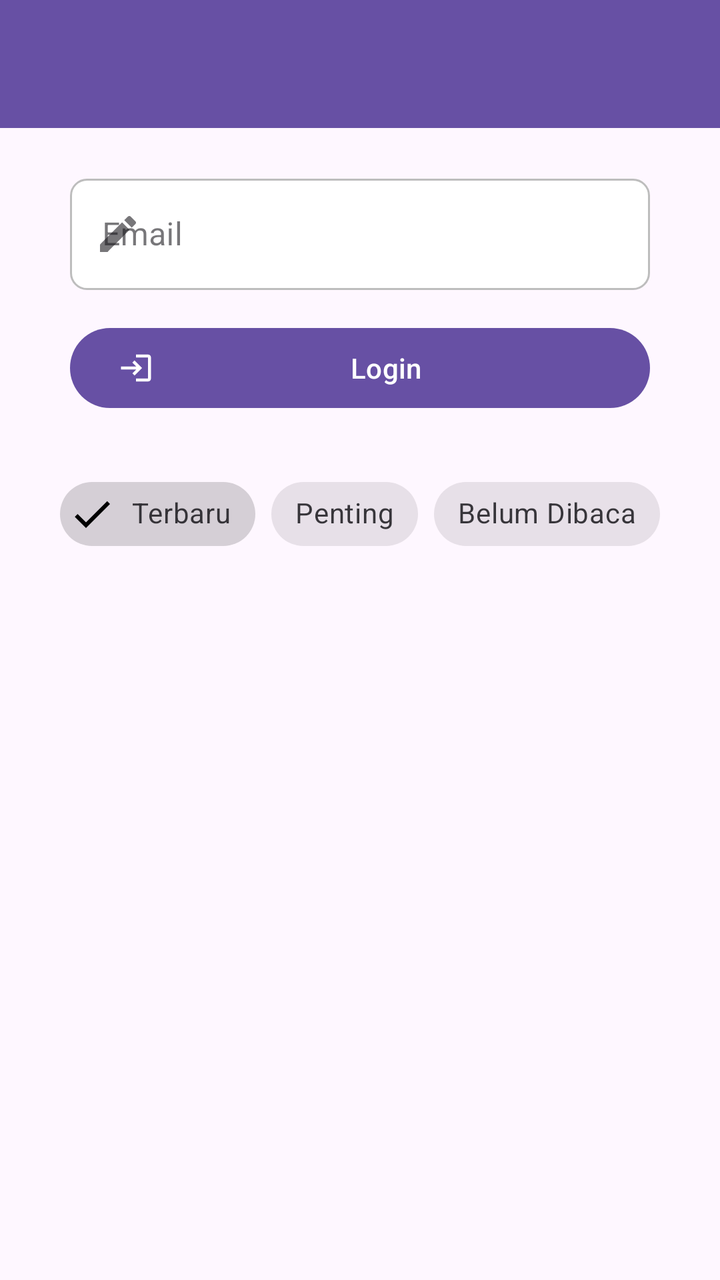
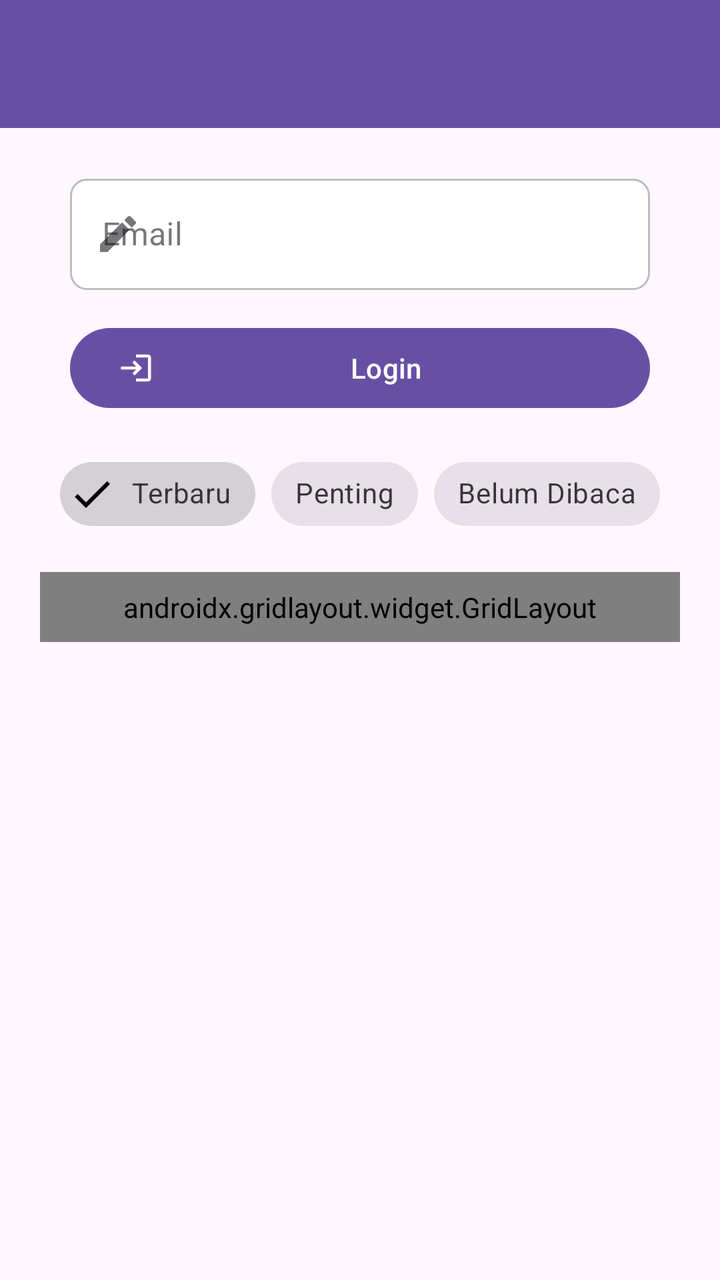

Two renders of the same Android screen: before a commit and after it. Below are the layout's source before the change and the commit's diff.
<!-- AndroidManifest.xml: application theme Theme.Saturnussalsa -->
<!-- res/layout/activity_tenth.xml -->
<?xml version="1.0" encoding="utf-8"?>
<androidx.constraintlayout.widget.ConstraintLayout xmlns:android="http://schemas.android.com/apk/res/android"
    xmlns:app="http://schemas.android.com/apk/res-auto"
    xmlns:tools="http://schemas.android.com/tools"
    android:layout_width="match_parent"
    android:layout_height="match_parent"
    tools:context=".home.pertemuan_10.TenthActivity">

    <androidx.appcompat.widget.Toolbar
        android:id="@+id/toolbar"
        android:layout_width="match_parent"
        android:layout_height="?attr/actionBarSize"
        android:background="?attr/colorPrimary"
        app:titleTextColor="@android:color/white"
        app:layout_constraintTop_toTopOf="parent"
        app:layout_constraintStart_toStartOf="parent"
        app:layout_constraintEnd_toEndOf="parent" />

    <com.google.android.material.textfield.TextInputLayout
        android:id="@+id/textInputLayout"
        style="@style/Widget.MaterialComponents.TextInputLayout.OutlinedBox"
        android:layout_width="match_parent"
        android:layout_height="wrap_content"
        android:layout_marginHorizontal="35dp"
        android:layout_marginTop="20dp"
        android:hint="Email"
        app:layout_constraintEnd_toEndOf="parent"
        app:layout_constraintStart_toStartOf="parent"
        app:layout_constraintTop_toBottomOf="@+id/toolbar"
        app:startIconDrawable="@drawable/ic_edit">

        <com.google.android.material.textfield.TextInputEditText
            android:id="@+id/etEmail"
            android:layout_width="match_parent"
            android:layout_height="wrap_content"
            android:background="@drawable/edit_text_background"
            android:inputType="textEmailAddress" />
    </com.google.android.material.textfield.TextInputLayout>

    <com.google.android.material.button.MaterialButton
        android:id="@+id/btnLogin"
        android:layout_width="match_parent"
        android:layout_height="wrap_content"
        android:layout_marginHorizontal="35dp"
        android:layout_marginTop="15dp"
        android:text="Login"
        app:icon="@drawable/ic_login"
        app:layout_constraintEnd_toEndOf="parent"
        app:layout_constraintStart_toStartOf="parent"
        app:layout_constraintTop_toBottomOf="@+id/textInputLayout" />

    <com.google.android.material.chip.ChipGroup
        android:id="@+id/chipGroupFilter"
        android:layout_width="wrap_content"
        android:layout_height="wrap_content"
        android:layout_marginTop="25dp"
        app:layout_constraintEnd_toEndOf="parent"
        app:layout_constraintStart_toStartOf="parent"
        app:layout_constraintTop_toBottomOf="@+id/btnLogin"
        app:singleSelection="true">

        <com.google.android.material.chip.Chip
            android:id="@+id/chipTerbaru"
            style="@style/Widget.MaterialComponents.Chip.Filter"
            android:layout_width="wrap_content"
            android:layout_height="wrap_content"
            android:checked="true"
            android:text="Terbaru" />

        <com.google.android.material.chip.Chip
            android:id="@+id/chipPenting"
            style="@style/Widget.MaterialComponents.Chip.Filter"
            android:layout_width="wrap_content"
            android:layout_height="wrap_content"
            android:text="Penting" />

        <com.google.android.material.chip.Chip
            android:id="@+id/chipBelumDibaca"
            style="@style/Widget.MaterialComponents.Chip.Filter"
            android:layout_width="wrap_content"
            android:layout_height="wrap_content"
            android:text="Belum Dibaca" />

    </com.google.android.material.chip.ChipGroup>

</androidx.constraintlayout.widget.ConstraintLayout>
<!-- resources referenced by this layout -->
<resources>
  <!-- drawable edit_text_background (drawable) -->
  <?xml version="1.0" encoding="utf-8"?>
  <shape xmlns:android="http://schemas.android.com/apk/res/android"
      android:shape="rectangle">
  
      
      <solid android:color="#FFFFFF" />
  
      
      <stroke
          android:width="1dp"
          android:color="#BDBDBD" />
  
      
      <corners android:radius="8dp" />
  
      
      <padding
          android:left="12dp"
          android:top="12dp"
          android:right="12dp"
          android:bottom="12dp" />
  </shape>
  <!-- drawable ic_edit (drawable) -->
  <vector xmlns:android="http://schemas.android.com/apk/res/android"
      android:width="24dp"
      android:height="24dp"
      android:viewportWidth="24"
      android:viewportHeight="24">
    <path
        android:fillColor="#FF000000"
        android:pathData="M3,17.25V21h3.75L17.81,9.94l-3.75-3.75L3,17.25zM20.71,7.04c0.39-0.39 0.39-1.02 0-1.41l-2.34-2.34c-0.39-0.39-1.02-0.39-1.41,0l-1.83,1.83 3.75,3.75 1.83-1.83z"/>
  </vector>
  <!-- drawable ic_login (drawable) -->
  <vector xmlns:android="http://schemas.android.com/apk/res/android"
      android:width="24dp"
      android:height="24dp"
      android:viewportWidth="24"
      android:viewportHeight="24">
    <path
        android:fillColor="#FF000000"
        android:pathData="M11,7L9.6,8.4l2.6,2.6H2v2h10.2l-2.6,2.6L11,17l5,-5 -5,-5zM20,19h-8v2h8c1.1,0 2,-0.9 2,-2V5c0,-1.1 -0.9,-2 -2,-2h-8v2h8v14z"/>
  </vector>
  <style name="Theme.Saturnussalsa" parent="Base.Theme.Saturnussalsa" />
  <style name="Base.Theme.Saturnussalsa" parent="Theme.Material3.DayNight.NoActionBar">
          
          <item name="colorPrimary">@color/purple_primary</item>
          <item name="colorOnPrimary">@color/white</item>
          <item name="colorPrimaryContainer">@color/purple_container</item>
      </style>
  <color name="purple_primary">#6750A4</color>
  <color name="white">#FFFFFFFF</color>
  <color name="purple_container">#EADDFF</color>
</resources>

<!-- the commit's change to res/layout/activity_tenth.xml (unified diff, before → after) -->
@@ -53,7 +53,7 @@
         android:id="@+id/chipGroupFilter"
         android:layout_width="wrap_content"
         android:layout_height="wrap_content"
-        android:layout_marginTop="25dp"
+        android:layout_marginTop="15dp"
         app:layout_constraintEnd_toEndOf="parent"
         app:layout_constraintStart_toStartOf="parent"
         app:layout_constraintTop_toBottomOf="@+id/btnLogin"
@@ -83,4 +83,60 @@
 
     </com.google.android.material.chip.ChipGroup>
 
+    <androidx.gridlayout.widget.GridLayout
+        android:layout_width="match_parent"
+        android:layout_height="wrap_content"
+        android:layout_marginHorizontal="20dp"
+        android:layout_marginTop="15dp"
+        android:padding="8dp"
+        app:columnCount="3"
+        app:useDefaultMargins="true"
+        app:layout_constraintTop_toBottomOf="@+id/chipGroupFilter"
+        app:layout_constraintStart_toStartOf="parent"
+        app:layout_constraintEnd_toEndOf="parent">
+
+        <com.google.android.material.button.MaterialButton
+            android:layout_width="0dp"
+            android:layout_height="wrap_content"
+            android:text="Menu 1"
+            app:layout_columnWeight="1"
+            app:layout_gravity="fill_horizontal" />
+
+        <com.google.android.material.button.MaterialButton
+            android:layout_width="0dp"
+            android:layout_height="wrap_content"
+            android:text="Menu 2"
+            app:layout_columnWeight="1"
+            app:layout_gravity="fill_horizontal" />
+
+        <com.google.android.material.button.MaterialButton
+            android:layout_width="0dp"
+            android:layout_height="wrap_content"
+            android:text="Menu 3"
+            app:layout_columnWeight="1"
+            app:layout_gravity="fill_horizontal" />
+
+        <com.google.android.material.button.MaterialButton
+            android:layout_width="0dp"
+            android:layout_height="wrap_content"
+            android:text="Menu 4"
+            app:layout_columnWeight="1"
+            app:layout_gravity="fill_horizontal" />
+
+        <com.google.android.material.button.MaterialButton
+            android:layout_width="0dp"
+            android:layout_height="wrap_content"
+            android:text="Menu 5"
+            app:layout_columnWeight="1"
+            app:layout_gravity="fill_horizontal" />
+
+        <com.google.android.material.button.MaterialButton
+            android:layout_width="0dp"
+            android:layout_height="wrap_content"
+            android:text="Menu 6"
+            app:layout_columnWeight="1"
+            app:layout_gravity="fill_horizontal" />
+
+    </androidx.gridlayout.widget.GridLayout>
+
 </androidx.constraintlayout.widget.ConstraintLayout>
